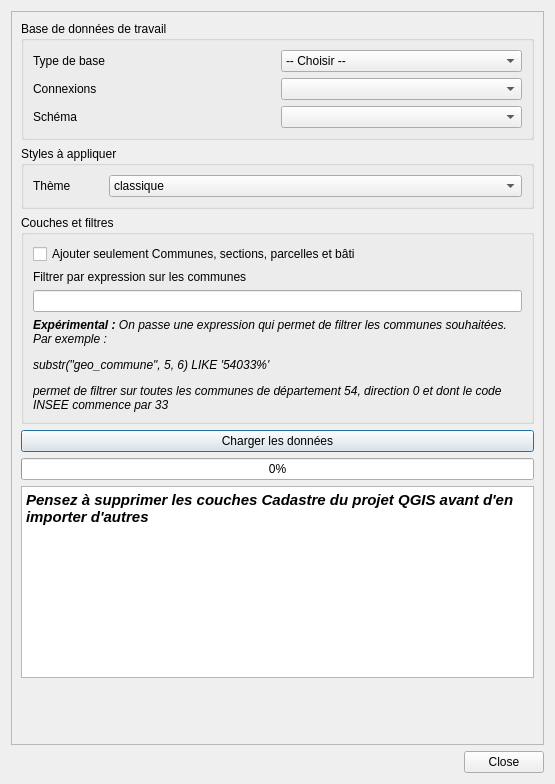
First picture: the form in forms/cadastre_load_form.ui, repository 3liz/QgisCadastrePlugin, before the edit.
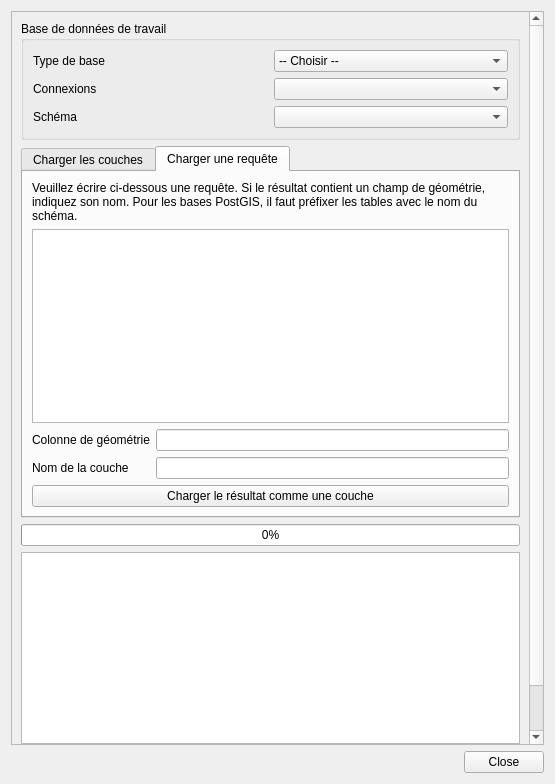
Second picture: the form after the edit. The open tabs and pages were chosen to show the change.

Commit message: Chargement - Ajout de couches via requête SQL

The edit to the form file:
```diff
--- a/forms/cadastre_load_form.ui
+++ b/forms/cadastre_load_form.ui
@@ -25,7 +25,7 @@
         <x>0</x>
         <y>0</y>
         <width>519</width>
-        <height>765</height>
+        <height>832</height>
        </rect>
       </property>
       <layout class="QVBoxLayout" name="verticalLayout_2">
@@ -89,6 +89,16 @@
         </widget>
        </item>
        <item>
+        <widget class="QTabWidget" name="tabWidget">
+         <property name="currentIndex">
+          <number>0</number>
+         </property>
+         <widget class="QWidget" name="tab">
+          <attribute name="title">
+           <string>Charger les couches</string>
+          </attribute>
+          <layout class="QVBoxLayout" name="verticalLayout_4">
+           <item>
         <widget class="QGroupBox" name="groupBox_5">
          <property name="title">
           <string>Styles à appliquer</string>
@@ -177,6 +187,68 @@
          </property>
         </widget>
        </item>
+          </layout>
+         </widget>
+         <widget class="QWidget" name="tab_2">
+          <attribute name="title">
+           <string>Charger une requête</string>
+          </attribute>
+          <layout class="QVBoxLayout" name="verticalLayout_5">
+           <item>
+            <widget class="QLabel" name="label_8">
+             <property name="text">
+              <string>Veuillez écrire ci-dessous une requête. Si le résultat contient un champ de géométrie, indiquez son nom. Pour les bases PostGIS, il faut préfixer les tables avec le nom du schéma.</string>
+             </property>
+             <property name="wordWrap">
+              <bool>true</bool>
+             </property>
+            </widget>
+           </item>
+           <item>
+            <widget class="QTextEdit" name="sqlText">
+             <property name="undoRedoEnabled">
+              <bool>true</bool>
+             </property>
+             <property name="readOnly">
+              <bool>false</bool>
+             </property>
+            </widget>
+           </item>
+           <item>
+            <layout class="QGridLayout" name="gridLayout_2">
+             <item row="1" column="1">
+              <widget class="QLineEdit" name="geometryColumn"/>
+             </item>
+             <item row="1" column="0">
+              <widget class="QLabel" name="label_6">
+               <property name="text">
+                <string>Colonne de géométrie</string>
+               </property>
+              </widget>
+             </item>
+             <item row="2" column="0">
+              <widget class="QLabel" name="label_7">
+               <property name="text">
+                <string>Nom de la couche</string>
+               </property>
+              </widget>
+             </item>
+             <item row="2" column="1">
+              <widget class="QLineEdit" name="layerName"/>
+             </item>
+            </layout>
+           </item>
+           <item>
+            <widget class="QPushButton" name="btLoadSqlLayer">
+             <property name="text">
+              <string>Charger le résultat comme une couche</string>
+             </property>
+            </widget>
+           </item>
+          </layout>
+         </widget>
+        </widget>
+       </item>
        <item>
         <widget class="QProgressBar" name="pbProcess">
          <property name="value">
@@ -191,7 +263,7 @@
 &lt;html&gt;&lt;head&gt;&lt;meta name=&quot;qrichtext&quot; content=&quot;1&quot; /&gt;&lt;style type=&quot;text/css&quot;&gt;
 p, li { white-space: pre-wrap; }
 &lt;/style&gt;&lt;/head&gt;&lt;body style=&quot; font-family:'Ubuntu'; font-size:11pt; font-weight:400; font-style:normal;&quot;&gt;
-&lt;p style=&quot; margin-top:0px; margin-bottom:0px; margin-left:0px; margin-right:0px; -qt-block-indent:0; text-indent:0px;&quot;&gt;&lt;span style=&quot; font-weight:600; font-style:italic;&quot;&gt;Pensez à supprimer les couches Cadastre du projet QGIS avant d'en importer d'autres&lt;/span&gt;&lt;/p&gt;&lt;/body&gt;&lt;/html&gt;</string>
+&lt;p style=&quot;-qt-paragraph-type:empty; margin-top:0px; margin-bottom:0px; margin-left:0px; margin-right:0px; -qt-block-indent:0; text-indent:0px;&quot;&gt;&lt;br /&gt;&lt;/p&gt;&lt;/body&gt;&lt;/html&gt;</string>
          </property>
         </widget>
        </item>
```
Lines whose indentation alone changed are shown as unchanged. The commit also changes 7 other files.
